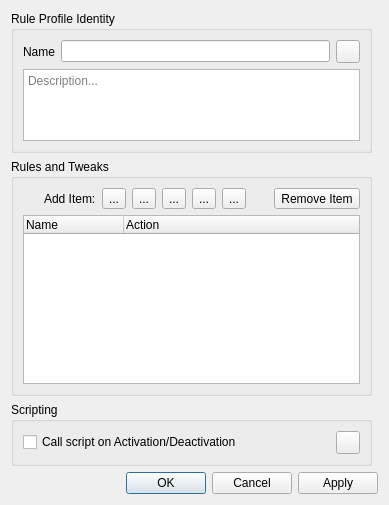
Above: MajorPrivacy/Forms/PresetWindow.ui from xanasoft/MajorPrivacy before the change. Below: the same form after it.
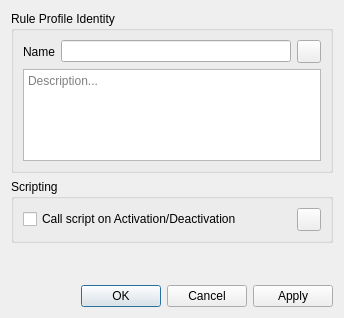
That is the form after the change.

```diff
--- a/MajorPrivacy/Forms/PresetWindow.ui
+++ b/MajorPrivacy/Forms/PresetWindow.ui
@@ -6,8 +6,8 @@
    <rect>
     <x>0</x>
     <y>0</y>
-    <width>389</width>
-    <height>505</height>
+    <width>344</width>
+    <height>318</height>
    </rect>
   </property>
   <property name="windowTitle">
@@ -15,119 +15,34 @@
   </property>
   <layout class="QGridLayout" name="gridLayout">
    <item row="1" column="0">
-    <widget class="QGroupBox" name="groupBox_2">
+    <widget class="QGroupBox" name="groupBox_5">
      <property name="sizePolicy">
-      <sizepolicy hsizetype="Preferred" vsizetype="Preferred">
+      <sizepolicy hsizetype="Preferred" vsizetype="Maximum">
        <horstretch>0</horstretch>
        <verstretch>0</verstretch>
       </sizepolicy>
      </property>
      <property name="title">
-      <string>Rules and Tweaks</string>
+      <string>Scripting</string>
      </property>
-     <layout class="QGridLayout" name="gridLayout_3">
-      <item row="1" column="7">
-       <widget class="QToolButton" name="btnAddCfg">
+     <layout class="QGridLayout" name="gridLayout_5">
+      <item row="0" column="0">
+       <widget class="QCheckBox" name="chkScript">
         <property name="text">
-         <string>...</string>
+         <string>Call script on Activation/Deactivation</string>
         </property>
        </widget>
       </item>
-      <item row="1" column="1">
-       <spacer name="horizontalSpacer">
-        <property name="orientation">
-         <enum>Qt::Orientation::Horizontal</enum>
-        </property>
-        <property name="sizeHint" stdset="0">
-         <size>
-          <width>40</width>
-          <height>20</height>
-         </size>
-        </property>
-       </spacer>
-      </item>
-      <item row="1" column="6">
-       <widget class="QToolButton" name="btnAddDns">
+      <item row="0" column="1">
+       <widget class="QToolButton" name="btnScript">
         <property name="text">
-         <string>...</string>
-        </property>
-       </widget>
-      </item>
-      <item row="1" column="8">
-       <spacer name="horizontalSpacer_2">
-        <property name="orientation">
-         <enum>Qt::Orientation::Horizontal</enum>
-        </property>
-        <property name="sizeType">
-         <enum>QSizePolicy::Policy::Preferred</enum>
-        </property>
-        <property name="sizeHint" stdset="0">
-         <size>
-          <width>40</width>
-          <height>20</height>
-         </size>
-        </property>
-       </spacer>
-      </item>
-      <item row="1" column="3">
-       <widget class="QToolButton" name="btnAddExec">
-        <property name="text">
-         <string>...</string>
-        </property>
-       </widget>
-      </item>
-      <item row="1" column="4">
-       <widget class="QToolButton" name="btnAddRes">
-        <property name="text">
-         <string>...</string>
-        </property>
-       </widget>
-      </item>
-      <item row="1" column="9">
-       <widget class="QToolButton" name="btnRemove">
-        <property name="text">
-         <string>Remove Item</string>
-        </property>
-       </widget>
-      </item>
-      <item row="2" column="1" colspan="9">
-       <widget class="QTreeWidget" name="treeItems">
-        <column>
-         <property name="text">
-          <string>Name</string>
-         </property>
-        </column>
-        <column>
-         <property name="text">
-          <string>Action</string>
-         </property>
-        </column>
-       </widget>
-      </item>
-      <item row="1" column="5">
-       <widget class="QToolButton" name="btnAddFw">
-        <property name="text">
-         <string>...</string>
-        </property>
-       </widget>
-      </item>
-      <item row="1" column="2">
-       <widget class="QLabel" name="label_2">
-        <property name="text">
-         <string>Add Item:</string>
+         <string/>
         </property>
        </widget>
       </item>
      </layout>
     </widget>
    </item>
-   <item row="3" column="0" colspan="2">
-    <widget class="QDialogButtonBox" name="buttonBox">
-     <property name="standardButtons">
-      <set>QDialogButtonBox::StandardButton::Apply|QDialogButtonBox::StandardButton::Cancel|QDialogButtonBox::StandardButton::Ok</set>
-     </property>
-    </widget>
-   </item>
    <item row="0" column="0">
     <widget class="QGroupBox" name="groupBox">
      <property name="sizePolicy">
@@ -192,34 +107,25 @@
      </layout>
     </widget>
    </item>
+   <item row="3" column="0">
+    <widget class="QDialogButtonBox" name="buttonBox">
+     <property name="standardButtons">
+      <set>QDialogButtonBox::StandardButton::Apply|QDialogButtonBox::StandardButton::Cancel|QDialogButtonBox::StandardButton::Ok</set>
+     </property>
+    </widget>
+   </item>
    <item row="2" column="0">
-    <widget class="QGroupBox" name="groupBox_5">
-     <property name="sizePolicy">
-      <sizepolicy hsizetype="Preferred" vsizetype="Maximum">
-       <horstretch>0</horstretch>
-       <verstretch>0</verstretch>
-      </sizepolicy>
+    <spacer name="verticalSpacer">
+     <property name="orientation">
+      <enum>Qt::Orientation::Vertical</enum>
      </property>
-     <property name="title">
-      <string>Scripting</string>
+     <property name="sizeHint" stdset="0">
+      <size>
+       <width>20</width>
+       <height>40</height>
+      </size>
      </property>
-     <layout class="QGridLayout" name="gridLayout_5">
-      <item row="0" column="0">
-       <widget class="QCheckBox" name="chkScript">
-        <property name="text">
-         <string>Call script on Activation/Deactivation</string>
-        </property>
-       </widget>
-      </item>
-      <item row="0" column="1">
-       <widget class="QToolButton" name="btnScript">
-        <property name="text">
-         <string/>
-        </property>
-       </widget>
-      </item>
-     </layout>
-    </widget>
+    </spacer>
    </item>
   </layout>
  </widget>
```
